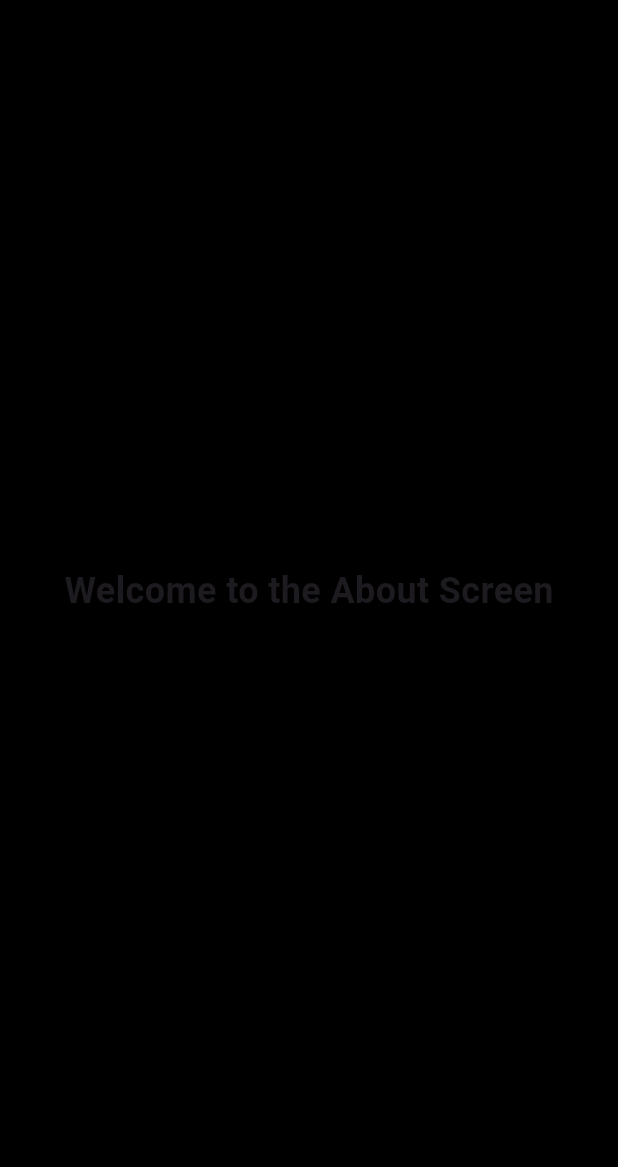
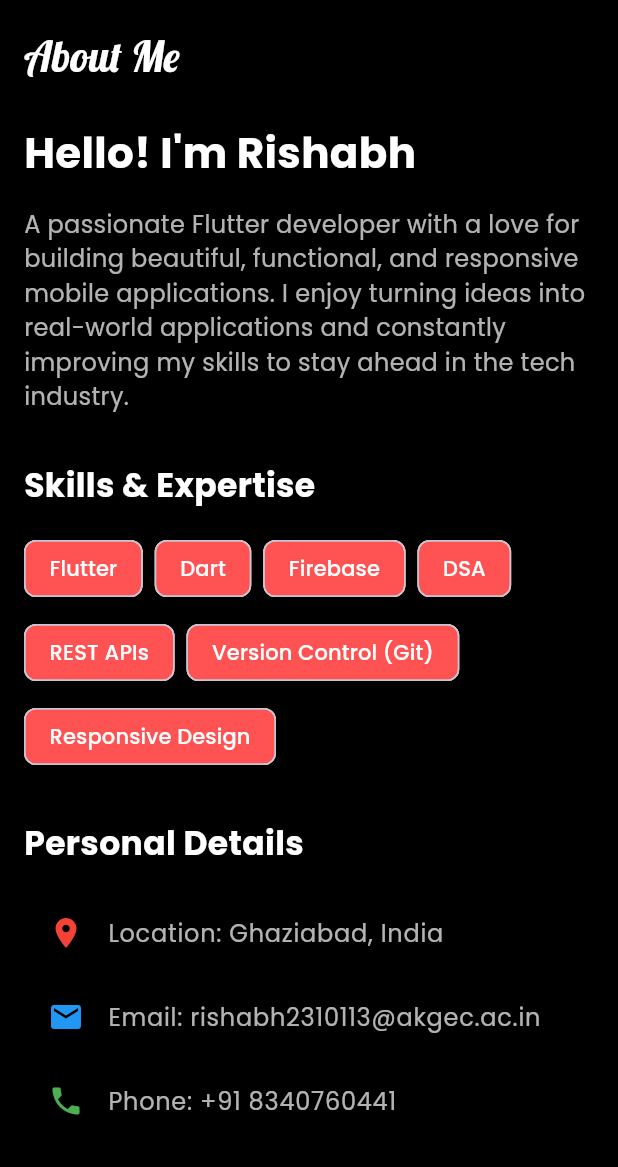
Before and after one commit to rishabh2310113/web_app_portfolio, a Flutter app: the screen it shows after launch, in the side drawer, after a tap on "About", on a phone screen of 412 x 824 dp, the part 69-1236 px from its top. Run offline on Flutter 3.47's test engine with Material 3 defaults, Android fonts, the phone set to English and light mode, and no system bars; our stand-ins replace font_awesome_flutter, google_fonts.

Commit message:
updated about screen

```diff
--- a/lib/screens/about_screen.dart
+++ b/lib/screens/about_screen.dart
@@ -1,13 +1,132 @@
 import 'package:flutter/material.dart';
+import 'package:google_fonts/google_fonts.dart';
 
 class AboutScreen extends StatelessWidget {
   @override
   Widget build(BuildContext context) {
-    return const Center(
-      child: Text(
-        "Welcome to the About Screen",
-        style: TextStyle(fontSize: 24, fontWeight: FontWeight.bold),
+    return Scaffold(
+      appBar: AppBar(
+        title: Text(
+          "About Me",
+          style: GoogleFonts.lobster(fontSize: 28, color: Colors.white),
+        ),
+        backgroundColor: Colors.black,
+        elevation: 0,
       ),
+      body: SingleChildScrollView(
+        padding: const EdgeInsets.all(16.0),
+        child: Column(
+          crossAxisAlignment: CrossAxisAlignment.start,
+          children: [
+            Text(
+              "Hello! I'm Rishabh",
+              style: GoogleFonts.poppins(
+                fontSize: 28,
+                fontWeight: FontWeight.bold,
+                color: Colors.white,
+              ),
+            ),
+            const SizedBox(height: 16),
+            Text(
+              "A passionate Flutter developer with a love for building beautiful, functional, and responsive mobile applications. I enjoy turning ideas into real-world applications and constantly improving my skills to stay ahead in the tech industry.",
+              style: GoogleFonts.poppins(fontSize: 16, color: Colors.white70),
+            ),
+            const SizedBox(height: 32),
+            Text(
+              "Skills & Expertise",
+              style: GoogleFonts.poppins(
+                fontSize: 22,
+                fontWeight: FontWeight.bold,
+                color: Colors.white,
+              ),
+            ),
+            const SizedBox(height: 16),
+            Wrap(
+              spacing: 8.0,
+              runSpacing: 8.0,
+              children: _buildSkillChips([
+                "Flutter",
+                "Dart",
+                "Firebase",
+                "DSA",
+                "REST APIs",
+                "Version Control (Git)",
+                "Responsive Design",
+              ]),
+            ),
+            const SizedBox(height: 32),
+            Text(
+              "Personal Details",
+              style: GoogleFonts.poppins(
+                fontSize: 22,
+                fontWeight: FontWeight.bold,
+                color: Colors.white,
+              ),
+            ),
+            const SizedBox(height: 16),
+            ListTile(
+              leading: Icon(Icons.location_on, color: Colors.red),
+              title: Text(
+                "Location: Ghaziabad, India",
+                style: GoogleFonts.poppins(color: Colors.white70),
+              ),
+            ),
+            ListTile(
+              leading: Icon(Icons.email, color: Colors.blue),
+              title: Text(
+                "Email: rishabh2310113@akgec.ac.in",
+                style: GoogleFonts.poppins(color: Colors.white70),
+              ),
+            ),
+            ListTile(
+              leading: Icon(Icons.phone, color: Colors.green),
+              title: Text(
+                "Phone: +91 8340760441",
+                style: GoogleFonts.poppins(color: Colors.white70),
+              ),
+            ),
+            const SizedBox(height: 32),
+            Text(
+              "Hobbies & Interests",
+              style: GoogleFonts.poppins(
+                fontSize: 22,
+                fontWeight: FontWeight.bold,
+                color: Colors.white,
+              ),
+            ),
+            const SizedBox(height: 16),
+            Text(
+              "When I'm not coding, you can find me exploring new technologies, playing video games, or hitting gym. I also enjoy reading tech blogs and contributing to open-source projects.",
+              style: GoogleFonts.poppins(fontSize: 16, color: Colors.white70),
+            ),
+            const SizedBox(height: 32),
+
+            Center(
+              child: Text(
+                "Thank you for visiting my portfolio!",
+                style: GoogleFonts.poppins(
+                  fontSize: 18,
+                  fontStyle: FontStyle.italic,
+                  color: Colors.white60,
+                ),
+              ),
+            ),
+          ],
+        ),
+      ),
+      backgroundColor: Colors.black,
     );
   }
+
+  List<Widget> _buildSkillChips(List<String> skills) {
+    return skills
+        .map(
+          (skill) => Chip(
+            label: Text(skill),
+            backgroundColor: Colors.redAccent,
+            labelStyle: GoogleFonts.poppins(color: Colors.white),
+          ),
+        )
+        .toList();
+  }
 }
```
